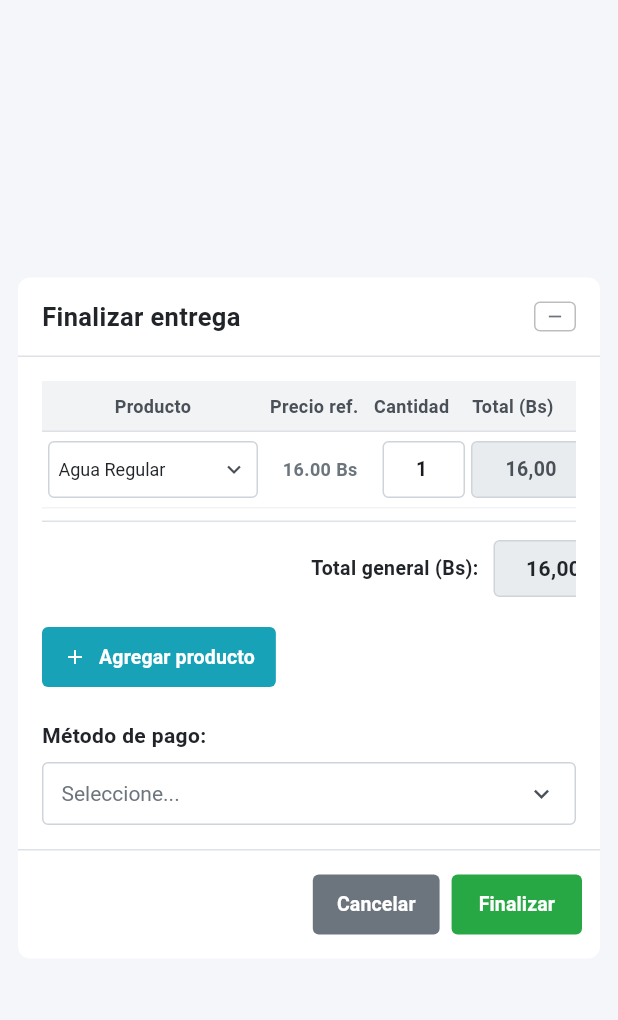
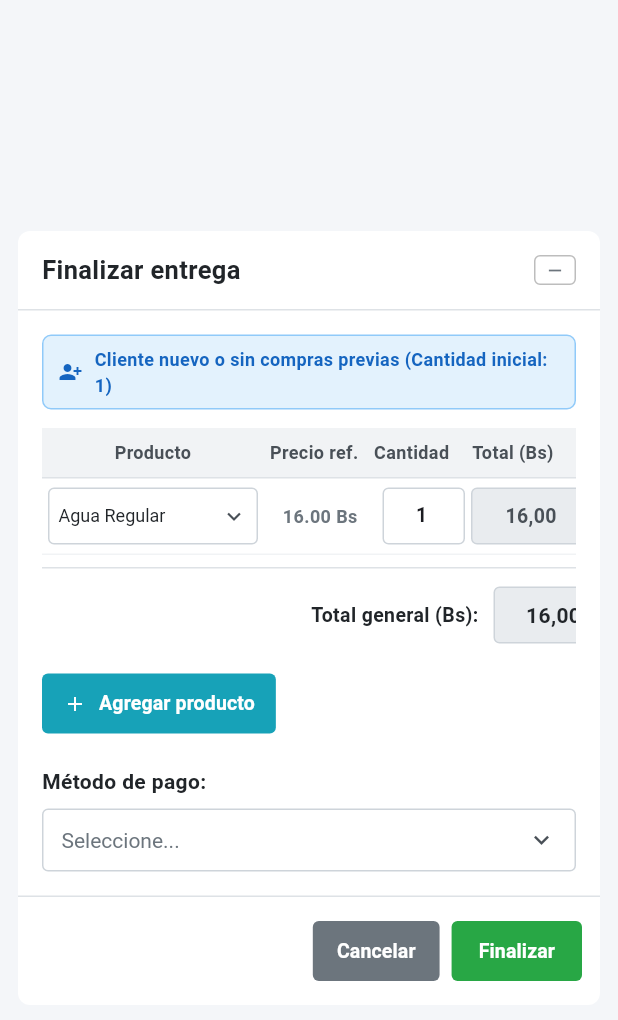
Before and after one commit to PabloVacaC/La-Colina, a Flutter app: the _DialogoFinalizarEntrega widget shown alone on an empty page, opened directly with empty values, on a phone screen of 412 x 824 dp. Shown: the top 1020 px of the screen. Run offline on Flutter 3.47's test engine with Material 3 defaults, Android fonts, the phone set to English and light mode, and no system bars; our stand-ins replace flutter_map, geolocator, image_picker, latlong2, shared_preferences; accounts and stored records are empty; network calls fail.

Commit message:
feat: repetir ultima compra del cliente por defecto al finalizar entrega en flutter y api

```diff
--- a/motoquero_app/lib/models/pedido_model.dart
+++ b/motoquero_app/lib/models/pedido_model.dart
@@ -80,6 +80,7 @@ class Pedido {
   final String? createdAt;
   final Cliente? cliente;
   final List<DetallePedido> detalles;
+  final List<DetallePedido> ultimaCompra;
 
   Pedido({
     required this.id,
@@ -93,11 +94,15 @@ class Pedido {
     this.createdAt,
     this.cliente,
     required this.detalles,
+    this.ultimaCompra = const [],
   });
 
   factory Pedido.fromJson(Map<String, dynamic> json) {
     var rawDetalles = json['detalles'] as List? ?? [];
     List<DetallePedido> detallesList = rawDetalles.map((d) => DetallePedido.fromJson(d)).toList();
+
+    var rawUltimaCompra = json['ultima_compra'] as List? ?? [];
+    List<DetallePedido> ultimaCompraList = rawUltimaCompra.map((d) => DetallePedido.fromJson(d)).toList();
 
     return Pedido(
       id: json['id'] ?? 0,
@@ -111,6 +116,7 @@ class Pedido {
       createdAt: json['created_at'],
       cliente: json['cliente'] != null ? Cliente.fromJson(json['cliente']) : null,
       detalles: detallesList,
+      ultimaCompra: ultimaCompraList,
     );
   }
 }
--- a/motoquero_app/lib/screens/home_screen.dart
+++ b/motoquero_app/lib/screens/home_screen.dart
@@ -1208,6 +1208,7 @@ class _HomeScreenState extends State<HomeScreen> with SingleTickerProviderStateM
       builder: (ctx) => _DialogoFinalizarEntrega(
         pedido: pedido,
         api: _api,
+        pedidosEntregados: _entregados,
       ),
     );
 
@@ -2632,11 +2633,13 @@ class _FilaProductoItem {
 class _DialogoFinalizarEntrega extends StatefulWidget {
   final Pedido pedido;
   final ApiService api;
+  final List<Pedido>? pedidosEntregados;
 
   const _DialogoFinalizarEntrega({
     Key? key,
     required this.pedido,
     required this.api,
+    this.pedidosEntregados,
   }) : super(key: key);
 
   @override
@@ -2647,6 +2650,7 @@ class _DialogoFinalizarEntregaState extends State<_DialogoFinalizarEntrega> {
   List<ProductoItem> _catalogo = [];
   final List<_FilaProductoItem> _filas = [];
   String _metodoPago = '';
+  bool _esUltimaCompra = false;
 
   @override
   void initState() {
@@ -2687,9 +2691,29 @@ class _DialogoFinalizarEntregaState extends State<_DialogoFinalizarEntrega> {
 
     _catalogo = mapaProds.values.toList();
 
-    // 3. Inicializar filas desde detalles del pedido si existen
+    // 3. Determinar qué productos cargar por defecto:
+    List<DetallePedido> itemsACargar = [];
     if (widget.pedido.detalles.isNotEmpty) {
-      for (final det in widget.pedido.detalles) {
+      // 3.1 Si el pedido actual ya tiene detalles específicos asignados
+      itemsACargar = widget.pedido.detalles;
+    } else if (widget.pedido.ultimaCompra.isNotEmpty) {
+      // 3.2 Repetir la ÚLTIMA COMPRA del cliente (obtenida del servidor)
+      itemsACargar = widget.pedido.ultimaCompra;
+      _esUltimaCompra = true;
+    } else if (widget.pedidosEntregados != null && widget.pedido.cliente != null) {
+      // 3.3 Fallback de sesión: buscar si ya se entregó a este cliente en la sesión actual
+      for (final pEnt in widget.pedidosEntregados!) {
+        if (pEnt.cliente?.id == widget.pedido.cliente!.id && pEnt.detalles.isNotEmpty) {
+          itemsACargar = pEnt.detalles;
+          _esUltimaCompra = true;
+          break;
+        }
+      }
+    }
+
+    // Inicializar filas con los items determinados
+    if (itemsACargar.isNotEmpty) {
+      for (final det in itemsACargar) {
         ProductoItem? prodMatch;
         for (final p in _catalogo) {
           if (p.nombre.toLowerCase().trim() == det.producto.toLowerCase().trim()) {
@@ -2707,7 +2731,7 @@ class _DialogoFinalizarEntregaState extends State<_DialogoFinalizarEntrega> {
       }
     }
 
-    // 4. Si aún no hay filas, poner por defecto el primer producto
+    // 4. Si es CLIENTE NUEVO (sin compras anteriores ni detalles), poner por defecto el primer producto con cantidad = 1
     if (_filas.isEmpty && _catalogo.isNotEmpty) {
       final primerProd = _catalogo.first;
       _filas.add(_FilaProductoItem(
@@ -2804,6 +2828,63 @@ class _DialogoFinalizarEntregaState extends State<_DialogoFinalizarEntrega> {
                 child: Column(
                   crossAxisAlignment: CrossAxisAlignment.start,
                   children: [
+                    // Aviso informativo: Última compra habitual vs Cliente nuevo
+                    if (_esUltimaCompra) ...[
+                      Container(
+                        width: double.infinity,
+                        margin: const EdgeInsets.only(bottom: 12),
+                        padding: const EdgeInsets.symmetric(horizontal: 10, vertical: 7),
+                        decoration: BoxDecoration(
+                          color: const Color(0xFFE8F5E9),
+                          borderRadius: BorderRadius.circular(6),
+                          border: Border.all(color: const Color(0xFF81C784)),
+                        ),
+                        child: Row(
+                          children: const [
+                            Icon(Icons.history, size: 16, color: Color(0xFF2E7D32)),
+                            SizedBox(width: 8),
+                            Expanded(
+                              child: Text(
+                                'Repitiendo última compra registrada de este cliente',
+                                style: TextStyle(
+                                  fontSize: 12,
+                                  fontWeight: FontWeight.bold,
+                                  color: Color(0xFF2E7D32),
+                                ),
+                              ),
+                            ),
+                          ],
+                        ),
+                      ),
+                    ] else if (widget.pedido.detalles.isEmpty) ...[
+                      Container(
+                        width: double.infinity,
+                        margin: const EdgeInsets.only(bottom: 12),
+                        padding: const EdgeInsets.symmetric(horizontal: 10, vertical: 7),
+                        decoration: BoxDecoration(
+                          color: const Color(0xFFE3F2FD),
+                          borderRadius: BorderRadius.circular(6),
+                          border: Border.all(color: const Color(0xFF90CAF9)),
+                        ),
+                        child: Row(
+                          children: const [
+                            Icon(Icons.person_add_alt_1, size: 16, color: Color(0xFF1565C0)),
+                            SizedBox(width: 8),
+                            Expanded(
+                              child: Text(
+                                'Cliente nuevo o sin compras previas (Cantidad inicial: 1)',
+                                style: TextStyle(
+                                  fontSize: 12,
+                                  fontWeight: FontWeight.bold,
+                                  color: Color(0xFF1565C0),
+                                ),
+                              ),
+                            ),
+                          ],
+                        ),
+                      ),
+                    ],
+
                     // Contenedor scroll horizontal con ancho fijo de tabla
                     SingleChildScrollView(
                       scrollDirection: Axis.horizontal,
```
Also changed, not shown: 1 other file.
